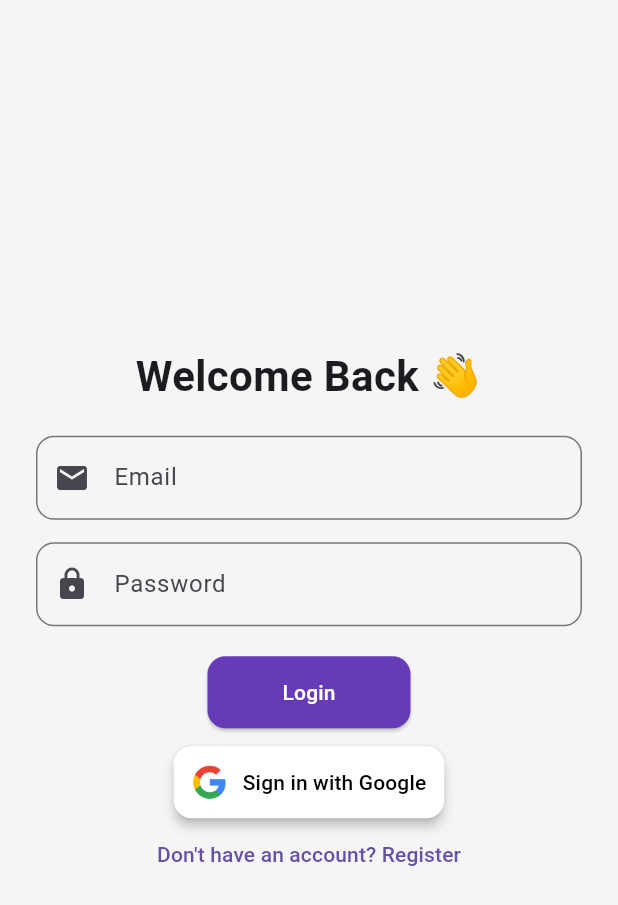
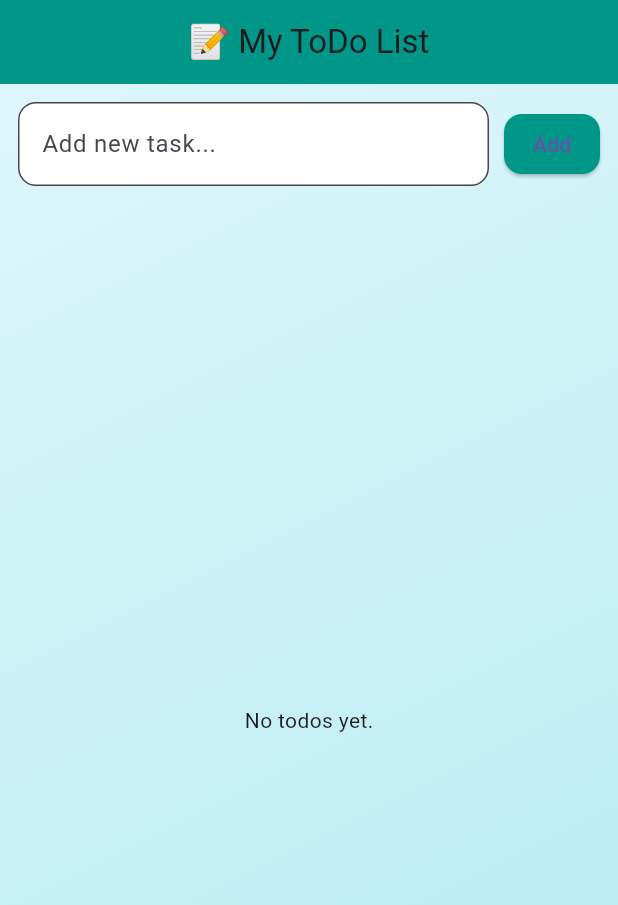
Before and after one commit to asmaaabubakr905/lab1Firebase, a Flutter app: the screen it shows after launch, on a phone screen of 412 x 824 dp. Shown: the top 905 px of the screen. Run offline on Flutter 3.47's test engine with Material 3 defaults, Android fonts, the phone set to English and light mode, and no system bars; our stand-ins replace cloud_firestore, firebase_auth, firebase_core, google_sign_in; accounts and stored records are empty.

Commit message:
2 commit

```diff
--- a/lib/main.dart
+++ b/lib/main.dart
@@ -1,7 +1,8 @@
 import 'package:flutter/material.dart';
 import 'package:firebase_core/firebase_core.dart';
 import 'screens/login.dart';
-import 'firebase_options.dart'; // ده الملف اللي بيجي من Firebase
+import 'firebase_options.dart';
+import 'screens/todo.dart';
 
 void main() async {
   WidgetsFlutterBinding.ensureInitialized();
@@ -18,7 +19,7 @@ class MyApp extends StatelessWidget {
     return MaterialApp(
       title: 'Firebase Auth Lab2',
       debugShowCheckedModeBanner: false,
-      home: LoginScreen(),
+      home: TodoScreen(),
     );
   }
 }
--- /dev/null
+++ b/lib/screens/todo.dart
@@ -0,0 +1,186 @@
+import 'package:flutter/material.dart';
+import 'package:cloud_firestore/cloud_firestore.dart';
+import '../services/firebase_servises.dart';
+
+class TodoScreen extends StatefulWidget {
+  const TodoScreen({Key? key}) : super(key: key);
+
+  @override
+  State<TodoScreen> createState() => _TodoScreenState();
+}
+
+class _TodoScreenState extends State<TodoScreen> {
+  final FirestoreService _firebaseService = FirestoreService();
+  final TextEditingController _controller = TextEditingController();
+
+  void _addTodo() async {
+    final text = _controller.text.trim();
+    if (text.isNotEmpty) {
+      await _firebaseService.addTodo(text);
+      _controller.clear();
+    }
+  }
+
+  void _showUpdateDialog(String docId, String currentTitle) {
+    final TextEditingController _updateController =
+        TextEditingController(text: currentTitle);
+
+    showDialog(
+      context: context,
+      builder: (context) {
+        return AlertDialog(
+          title: const Text('Update Task'),
+          content: TextField(
+            controller: _updateController,
+            decoration: const InputDecoration(
+              hintText: 'Enter new title',
+              border: OutlineInputBorder(),
+            ),
+          ),
+          actions: [
+            TextButton(
+              onPressed: () => Navigator.pop(context),
+              child: const Text('Cancel'),
+            ),
+            ElevatedButton(
+              onPressed: () async {
+                final newTitle = _updateController.text.trim();
+                if (newTitle.isNotEmpty) {
+                  await _firebaseService.updateTodoTitle(docId, newTitle);
+                }
+                Navigator.pop(context);
+              },
+              style: ElevatedButton.styleFrom(
+                backgroundColor: Colors.teal,
+              ),
+              child: const Text('Update'),
+            ),
+          ],
+        );
+      },
+    );
+  }
+
+  @override
+  Widget build(BuildContext context) {
+    return Container(
+      decoration: const BoxDecoration(
+        gradient: LinearGradient(
+          colors: [Color(0xFFE0F7FA), Color(0xFFB2EBF2)],
+          begin: Alignment.topLeft,
+          end: Alignment.bottomRight,
+        ),
+      ),
+      child: Scaffold(
+        backgroundColor: Colors.transparent,
+        appBar: AppBar(
+          title: const Text('📝 My ToDo List'),
+          backgroundColor: Colors.teal,
+          centerTitle: true,
+        ),
+        body: Column(
+          children: [
+            Padding(
+              padding: const EdgeInsets.all(12),
+              child: Row(
+                children: [
+                  Expanded(
+                    child: TextField(
+                      controller: _controller,
+                      decoration: InputDecoration(
+                        hintText: 'Add new task...',
+                        filled: true,
+                        fillColor: Colors.white,
+                        border: OutlineInputBorder(
+                          borderRadius: BorderRadius.circular(12),
+                        ),
+                      ),
+                    ),
+                  ),
+                  const SizedBox(width: 10),
+                  ElevatedButton(
+                    onPressed: _addTodo,
+                    style: ElevatedButton.styleFrom(
+                      backgroundColor: Colors.teal,
+                      padding: const EdgeInsets.symmetric(horizontal: 16),
+                      shape: RoundedRectangleBorder(
+                        borderRadius: BorderRadius.circular(12),
+                      ),
+                    ),
+                    child: const Text('Add'),
+                  )
+                ],
+              ),
+            ),
+            Expanded(
+              child: StreamBuilder<QuerySnapshot>(
+                stream: _firebaseService.getTodos(),
+                builder: (context, snapshot) {
+                  if (snapshot.hasError) {
+                    return const Center(child: Text('Something went wrong.'));
+                  }
+
+                  if (!snapshot.hasData || snapshot.data!.docs.isEmpty) {
+                    return const Center(child: Text('No todos yet.'));
+                  }
+
+                  final todos = snapshot.data!.docs;
+
+                  return ListView.builder(
+                    itemCount: todos.length,
+                    itemBuilder: (context, index) {
+                      final todo = todos[index];
+
+                      return Card(
+                        margin:
+                            const EdgeInsets.symmetric(horizontal: 12, vertical: 6),
+                        elevation: 3,
+                        shape: RoundedRectangleBorder(
+                          borderRadius: BorderRadius.circular(10),
+                        ),
+                        child: ListTile(
+                          title: Text(
+                            todo['title'],
+                            style: TextStyle(
+                              fontSize: 16,
+                              decoration: todo['isDone']
+                                  ? TextDecoration.lineThrough
+                                  : null,
+                            ),
+                          ),
+                          leading: Checkbox(
+                            value: todo['isDone'],
+                            onChanged: (val) {
+                              _firebaseService.toggleTodoDone(
+                                  todo.id, todo['isDone']);
+                            },
+                            activeColor: Colors.teal,
+                          ),
+                          trailing: Row(
+                            mainAxisSize: MainAxisSize.min,
+                            children: [
+                              IconButton(
+                                icon: const Icon(Icons.edit, color: Colors.blue),
+                                onPressed: () => _showUpdateDialog(
+                                    todo.id, todo['title']),
+                              ),
+                              IconButton(
+                                icon: const Icon(Icons.delete, color: Colors.red),
+                                onPressed: () =>
+                                    _firebaseService.deleteTodo(todo.id),
+                              ),
+                            ],
+                          ),
+                        ),
+                      );
+                    },
+                  );
+                },
+              ),
+            ),
+          ],
+        ),
+      ),
+    );
+  }
+}
--- a/lib/services/firebase_servises.dart
+++ b/lib/services/firebase_servises.dart
@@ -1,6 +1,6 @@
 import 'package:firebase_auth/firebase_auth.dart';
 import 'package:google_sign_in/google_sign_in.dart';
-
+import 'package:cloud_firestore/cloud_firestore.dart';
 
 class FirebaseService {
   final FirebaseAuth _auth = FirebaseAuth.instance;
@@ -56,3 +56,43 @@ class FirebaseService {
     }
   }
 }
+
+class FirestoreService {
+  final FirebaseFirestore _firestore = FirebaseFirestore.instance;
+
+  // Add ToDo
+  Future<void> addTodo(String title) async {
+    await _firestore.collection('todos').add({
+      'title': title,
+      'isDone': false,
+      'createdAt': Timestamp.now(),
+    });
+  }
+
+  // Update isDone
+  Future<void> toggleTodoDone(String docId, bool currentStatus) async {
+    await _firestore.collection('todos').doc(docId).update({
+      'isDone': !currentStatus,
+    });
+  }
+
+  // Update Title
+  Future<void> updateTodoTitle(String docId, String newTitle) async {
+    await _firestore.collection('todos').doc(docId).update({
+      'title': newTitle,
+    });
+  }
+
+  // Delete
+  Future<void> deleteTodo(String docId) async {
+    await _firestore.collection('todos').doc(docId).delete();
+  }
+
+  // Stream todos
+  Stream<QuerySnapshot> getTodos() {
+    return _firestore
+        .collection('todos')
+        .orderBy('createdAt', descending: true)
+        .snapshots();
+  }
+}
--- a/pubspec.yaml
+++ b/pubspec.yaml
@@ -14,6 +14,10 @@ dependencies:
   firebase_auth: ^5.6.0
   google_sign_in: ^6.2.1
   flutter_form_builder: ^10.0.1
+  cloud_firestore: ^5.6.9
+  firebase_messaging: ^15.2.7
+  flutter_local_notifications: ^19.3.0
+  permission_handler: ^12.0.0+1
 
 dev_dependencies:
   flutter_test:
```
Also changed, not shown: pubspec.lock, 4 other files.
